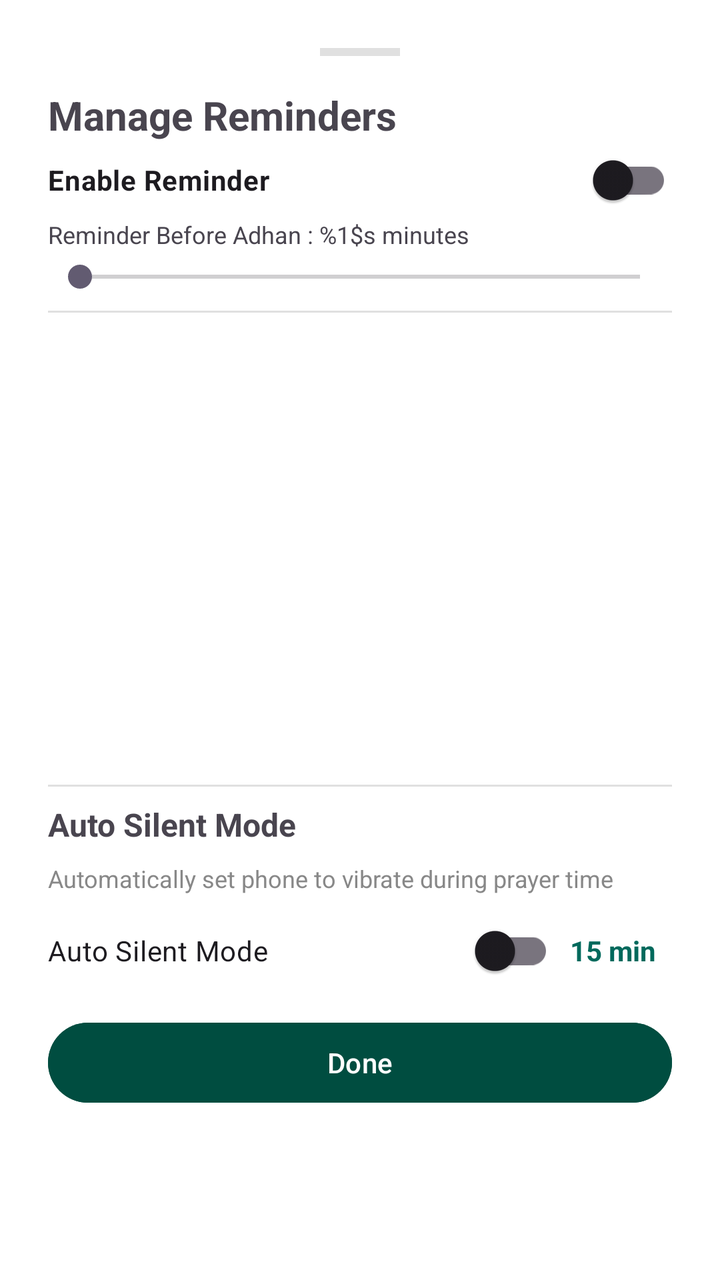
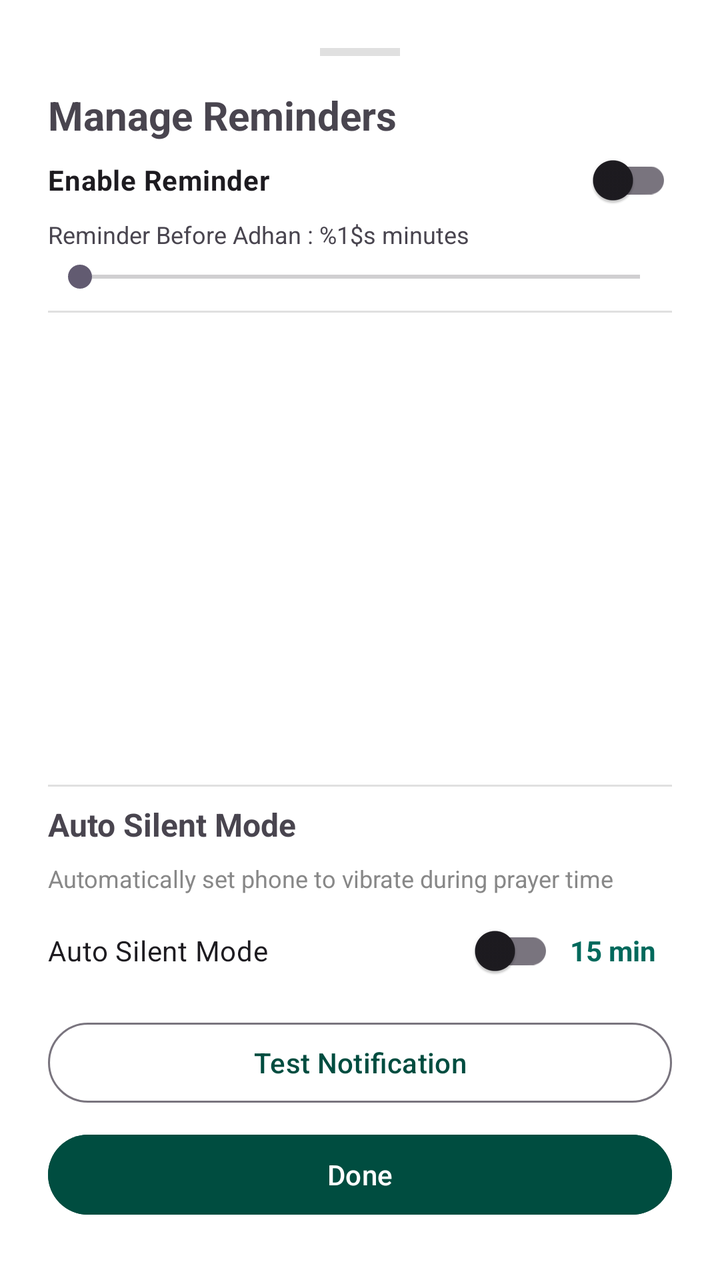

An Android layout rendered at two revisions. The XML below is the earlier revision; the diff shows what the commit changed to produce the second picture.
<!-- AndroidManifest.xml: application theme Theme.MoslemApp -->
<!-- res/layout/bottom_sheet_prayer_settings.xml -->
<?xml version="1.0" encoding="utf-8"?>
<LinearLayout xmlns:android="http://schemas.android.com/apk/res/android"
    xmlns:app="http://schemas.android.com/apk/res-auto"
    android:layout_width="match_parent"
    android:layout_height="wrap_content"
    xmlns:tools="http://schemas.android.com/tools"
    android:orientation="vertical"
    android:padding="24dp"
    android:background="@drawable/rounded_bottom_sheet_bg"> 

    <View
        android:layout_width="40dp"
        android:layout_height="4dp"
        android:layout_gravity="center_horizontal"
        android:background="#E0E0E0"
        android:layout_marginBottom="16dp"/>

    <TextView
        android:layout_width="wrap_content"
        android:layout_height="wrap_content"
        android:text="@string/manage_prayer_alarms"
        android:textSize="20sp"
        android:textStyle="bold"
        android:layout_marginBottom="4dp" />

    
    <com.google.android.material.switchmaterial.SwitchMaterial
        android:id="@+id/bsSwitchReminder"
        android:layout_width="match_parent"
        android:layout_height="30dp"
        android:text="@string/enable_prayer_alarms"
        android:textSize="14sp"
        android:textStyle="bold"
        android:layout_marginBottom="4dp" />

    
    <TextView
        android:id="@+id/bsTvPreReminderLabel"
        android:layout_width="wrap_content"
        android:layout_height="wrap_content"
        android:text="@string/reminder_before_adhan_minutes"
        android:textSize="12sp"
        android:layout_marginBottom="4dp" />

    <SeekBar
        android:id="@+id/bsSeekBarPreReminder"
        android:layout_width="match_parent"
        android:layout_height="wrap_content"
        android:max="30"
        android:progress="0"
        android:layout_marginBottom="8dp" />

    <View
        android:layout_width="match_parent"
        android:layout_height="1dp"
        android:background="#E0E0E0"
        android:layout_marginBottom="8dp" />

    <androidx.recyclerview.widget.RecyclerView
        android:id="@+id/rvPrayerSettings"
        android:layout_width="match_parent"
        android:layout_height="220dp"
        android:layout_marginBottom="8dp"
        tools:listitem="@layout/item_prayer_setting"
        app:layoutManager="androidx.recyclerview.widget.LinearLayoutManager" />

    
    <View
        android:layout_width="match_parent"
        android:layout_height="1dp"
        android:background="#E0E0E0"
        android:layout_marginBottom="8dp" />

    <TextView
        android:layout_width="wrap_content"
        android:layout_height="wrap_content"
        android:text="@string/auto_silent_mode"
        android:textSize="16sp"
        android:textStyle="bold"
        android:layout_marginBottom="8dp" />

    <TextView
        android:layout_width="wrap_content"
        android:layout_height="wrap_content"
        android:text="@string/auto_silent_mode_desc"
        android:textSize="12sp"
        android:textColor="#888888"
        android:layout_marginBottom="4dp" />

    <LinearLayout
        android:layout_width="match_parent"
        android:layout_height="wrap_content"
        android:orientation="horizontal"
        android:gravity="center_vertical"
        android:layout_marginBottom="8dp">

        <com.google.android.material.switchmaterial.SwitchMaterial
            android:id="@+id/bsSwitchAutoSilent"
            android:layout_width="0dp"
            android:layout_height="wrap_content"
            android:layout_weight="1"
            android:text="@string/auto_silent_mode" />

        <TextView
            android:id="@+id/tvSilentDuration"
            android:layout_width="wrap_content"
            android:layout_height="wrap_content"
            android:text="15 min"
            android:textColor="@color/primary_green"
            android:textStyle="bold"
            android:padding="8dp"
            android:background="?attr/selectableItemBackground"
            android:clickable="true"
            android:focusable="true"/>
    </LinearLayout>

    <Button
        android:id="@+id/btnTestNotification"
        android:layout_width="match_parent"
        android:layout_height="wrap_content"
        android:text="Test Notification"
        android:textColor="@color/primary_green_dark"
        android:backgroundTint="@android:color/transparent"
        style="@style/Widget.Material3.Button.OutlinedButton"
        android:layout_marginBottom="8dp"
        android:visibility="gone"/>

    <Button
        android:id="@+id/btnTestWorker"
        android:layout_width="match_parent"
        android:layout_height="wrap_content"
        android:text="Test Background Update Worker"
        android:textColor="@color/primary_green_dark"
        android:backgroundTint="@android:color/transparent"
        style="@style/Widget.Material3.Button.OutlinedButton"
        android:layout_marginBottom="8dp"
        android:visibility="gone"
        />

    <Button
        android:id="@+id/btnCloseSheet"
        android:layout_width="match_parent"
        android:layout_height="wrap_content"
        android:text="Done"
        android:textColor="@color/white"
        android:backgroundTint="@color/primary_green_dark"/>

</LinearLayout>
<!-- res/layout/item_prayer_setting.xml (included above) -->
<?xml version="1.0" encoding="utf-8"?>
<LinearLayout xmlns:android="http://schemas.android.com/apk/res/android"
    android:layout_width="match_parent"
    android:layout_height="wrap_content"
    android:orientation="vertical"
    android:layout_marginBottom="8dp">

    <LinearLayout
        android:layout_width="match_parent"
        android:layout_height="wrap_content"
        android:orientation="horizontal"
        android:gravity="center_vertical">

        <com.google.android.material.switchmaterial.SwitchMaterial
            android:id="@+id/switchPrayer"
            android:layout_width="0dp"
            android:layout_height="35dp"
            android:layout_weight="1"
            android:text="Prayer Name"
            />

        <TextView
            android:id="@+id/tvOffsetPrayer"
            android:layout_width="wrap_content"
            android:layout_height="wrap_content"
            android:text="On Time"
            android:textColor="@color/primary_green"
            android:textStyle="bold"
            android:padding="4dp"
            android:background="?attr/selectableItemBackground"
            android:clickable="true"
            android:focusable="true"/>
    </LinearLayout>
</LinearLayout>
<!-- resources referenced by this layout -->
<resources>
  <color name="primary_green">#00695C</color>
  <color name="primary_green_dark">#004D40</color>
  <color name="white">#FFFFFFFF</color>
  <!-- drawable rounded_bottom_sheet_bg (drawable) -->
  <?xml version="1.0" encoding="utf-8"?>
  <shape xmlns:android="http://schemas.android.com/apk/res/android"
      android:shape="rectangle">
      <solid android:color="@color/white" />
      <corners
          android:topLeftRadius="16dp"
          android:topRightRadius="16dp" />
  </shape>
  <string name="auto_silent_mode">Auto Silent Mode</string>
  <string name="auto_silent_mode_desc">Automatically set phone to vibrate during prayer time</string>
  <string name="enable_prayer_alarms">Enable Reminder</string>
  <string name="manage_prayer_alarms">Manage Reminders</string>
  <string name="reminder_before_adhan_minutes">Reminder Before Adhan : %1$s minutes</string>
  <style name="Theme.MoslemApp" parent="Base.Theme.MoslemApp" />
  <style name="Base.Theme.MoslemApp" parent="Theme.Material3.DayNight.NoActionBar">
  
          <item name="colorPrimary">@color/teal_700</item>
          
          
          
          
          
          
          
          <item name="android:statusBarColor">?attr/colorPrimary</item>
          <item name="android:colorBackground">@android:color/white</item>
      </style>
  <color name="teal_700">#FF018786</color>
</resources>

<!-- the commit's change to res/layout/bottom_sheet_prayer_settings.xml (unified diff, before → after) -->
@@ -122,8 +122,7 @@
         android:textColor="@color/primary_green_dark"
         android:backgroundTint="@android:color/transparent"
         style="@style/Widget.Material3.Button.OutlinedButton"
-        android:layout_marginBottom="8dp"
-        android:visibility="gone"/>
+        android:layout_marginBottom="8dp" />
 
     <Button
         android:id="@+id/btnTestWorker"
